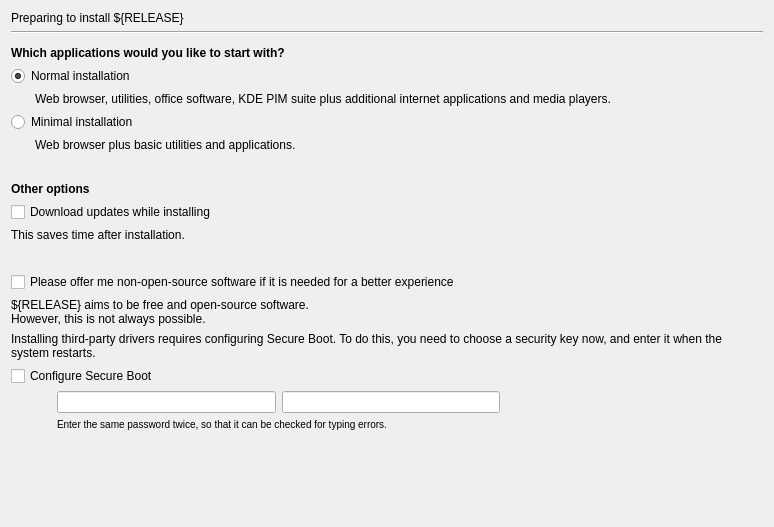
The window that ubiquity-frontend-dvkbuntu/stepPrepare.ui (handyopensource/dvkbuntu-ppa-1910) describes before a commit, drawn with Qt 5.
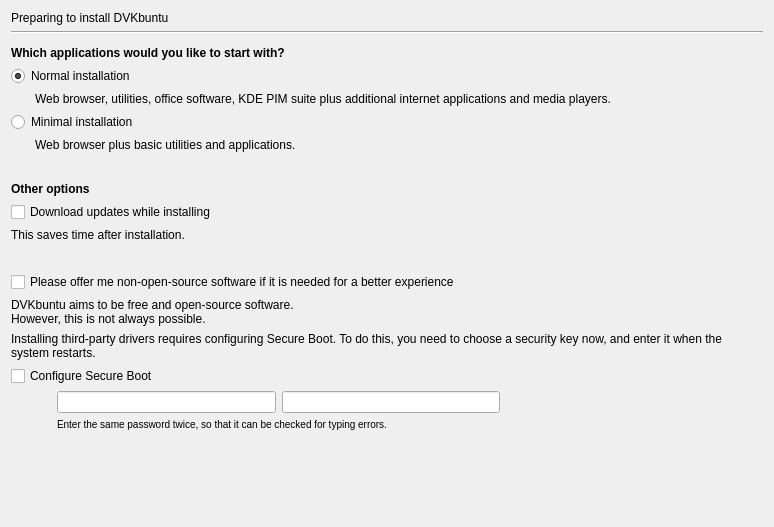
The same window after the commit.

Diff of the .ui file:
```diff
--- a/ubiquity-frontend-dvkbuntu/stepPrepare.ui
+++ b/ubiquity-frontend-dvkbuntu/stepPrepare.ui
@@ -17,7 +17,7 @@
    <item>
     <widget class="QLabel" name="prepare_heading_label">
      <property name="text">
-      <string>Preparing to install ${RELEASE}</string>
+      <string>Preparing to install DVKbuntu</string>
      </property>
     </widget>
    </item>
@@ -169,7 +169,7 @@
    <item>
     <widget class="QLabel" name="prepare_foss_disclaimer">
      <property name="text">
-      <string>&lt;qt&gt;${RELEASE} aims to be free and open-source software.&lt;br /&gt;However, this is not always possible.&lt;/span&gt;&lt;/qt&gt;</string>
+      <string>&lt;qt&gt;DVKbuntu aims to be free and open-source software.&lt;br /&gt;However, this is not always possible.&lt;/span&gt;&lt;/qt&gt;</string>
      </property>
      <property name="wordWrap">
       <bool>true</bool>
```
